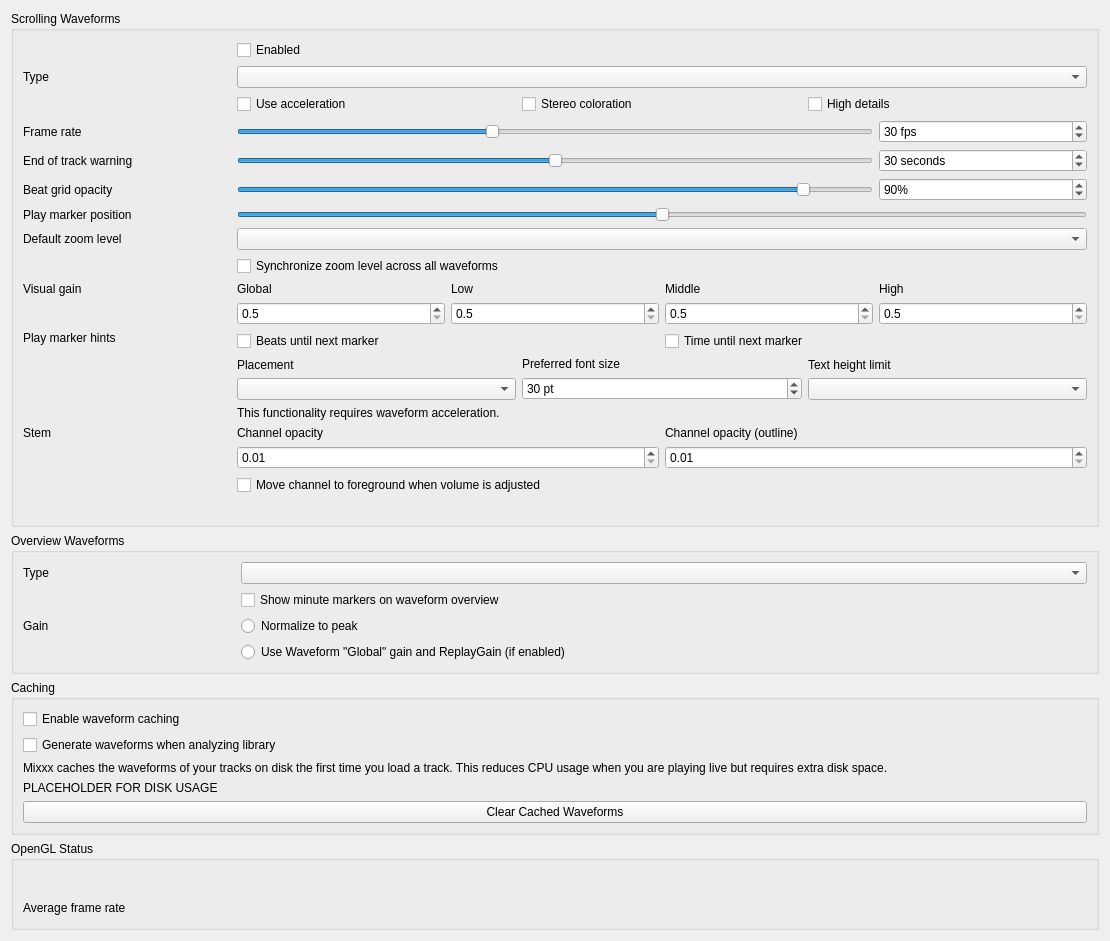
The window that src/preferences/dialog/dlgprefwaveformdlg.ui (ronso0/mixxx) describes before a commit, drawn with Qt 5.
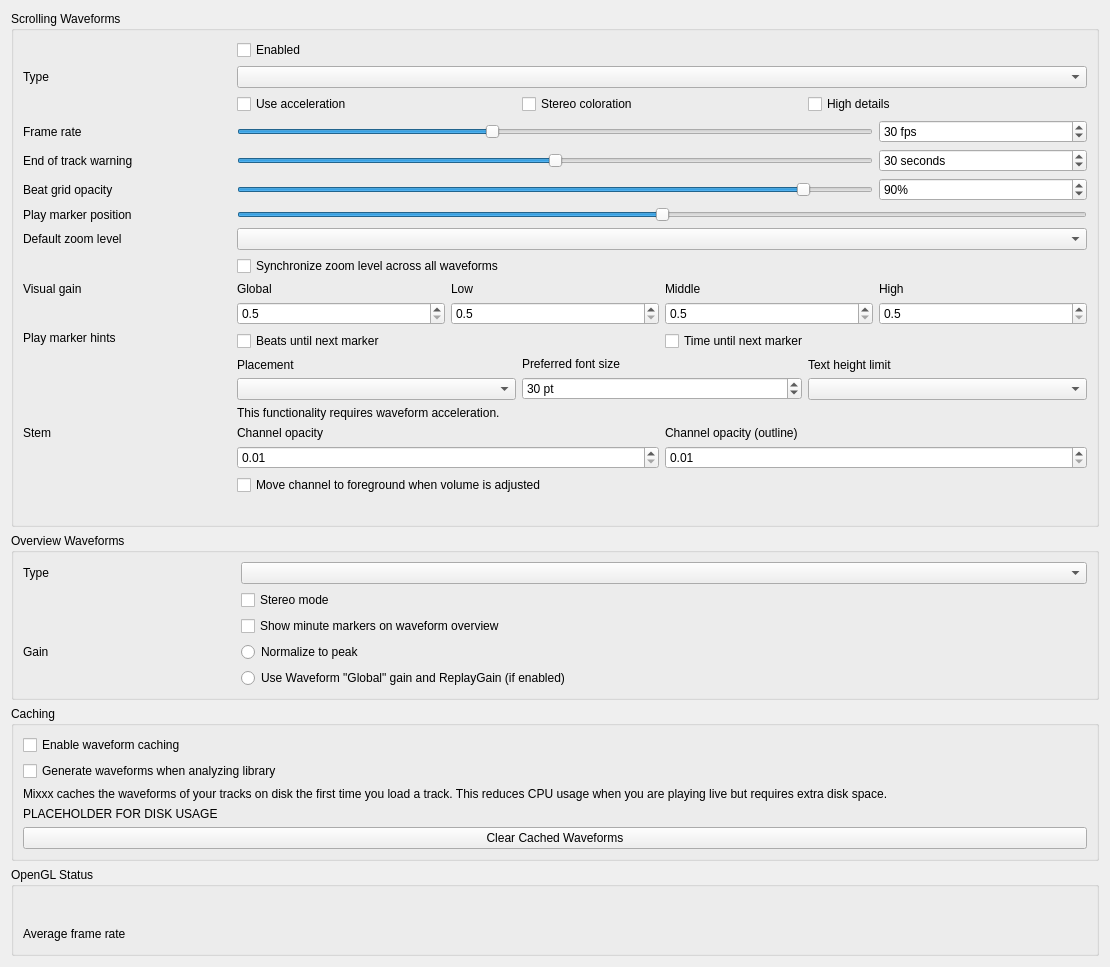
The same window after the commit.

Commit message: Overview: add mono option for decks

```diff
--- a/src/preferences/dialog/dlgprefwaveformdlg.ui
+++ b/src/preferences/dialog/dlgprefwaveformdlg.ui
@@ -718,6 +718,14 @@
      </item>
 
      <item row="1" column="1" colspan="4">
+      <widget class="QCheckBox" name="overviewStereoCheckBox">
+       <property name="text">
+        <string>Stereo mode</string>
+       </property>
+      </widget>
+     </item>
+
+     <item row="2" column="1" colspan="4">
       <widget class="QCheckBox" name="overviewMinuteMarkersCheckBox">
        <property name="text">
         <string>Show minute markers on waveform overview</string>
@@ -725,7 +733,7 @@
       </widget>
      </item>
 
-     <item row="2" column="0">
+     <item row="3" column="0">
       <widget class="QLabel" name="overview_gain_label">
        <property name="toolTip">
         <string extracomment="Select a gain mode for the waveform overview."/>
@@ -735,7 +743,7 @@
        </property>
       </widget>
      </item>
-     <item row="2" column="1" colspan="4">
+     <item row="3" column="1" colspan="4">
       <widget class="QRadioButton" name="overview_scale_normalize">
        <property name="text">
         <string>Normalize to peak</string>
@@ -745,7 +753,7 @@
        </attribute>
       </widget>
      </item>
-     <item row="3" column="1" colspan="4">
+     <item row="4" column="1" colspan="4">
       <widget class="QRadioButton" name="overview_scale_allReplayGain">
        <property name="text">
         <string extracomment="'Global' refers to the 'Global' visual gain in the scrolling waveform settings">Use Waveform "Global" gain and ReplayGain (if enabled)</string>
```
Left out of the diff: 1 changed line with no effect on the pictures. The commit also changes 4 other files.
